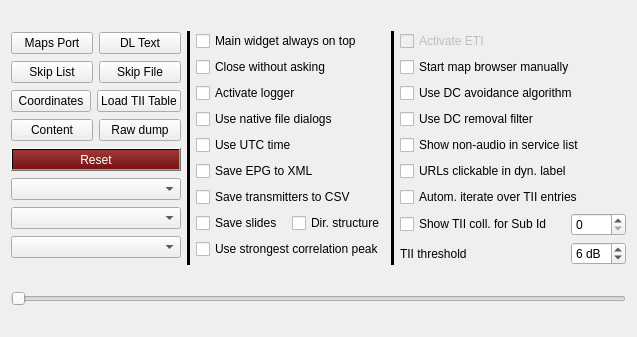
This is src/configuration/configuration.ui in tomneda/DABstar as Qt 5 draws it before an edit. The edited form follows.
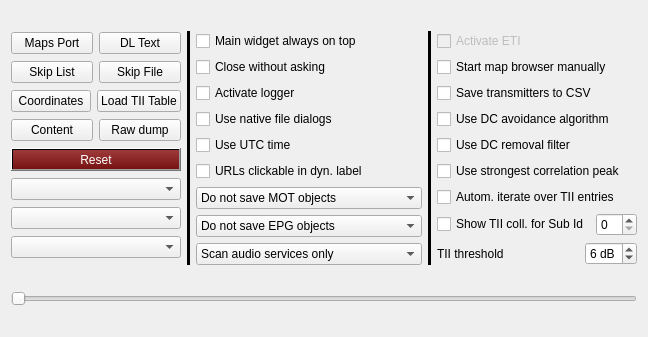
This is the edited form.

Commit message:
Refactor configuration and service management
- Replaced checkboxes with combo boxes for object saving options (`cmbMotObjectSaving`, `cmbEpgObjectSaving`, `cmbScanServiceListFilter`).
- Simplified scan service filtering logic to utilize filter indexes.
- Removed `cbSaveSlides` and `cbSaveSlidesDirStruct` in favor of unified `cmbMotObjectSaving` setting.
- Updated function signatures and logic to match the new settings structure.

Patch:
```diff
--- a/src/configuration/configuration.ui
+++ b/src/configuration/configuration.ui
@@ -230,66 +230,65 @@
         </widget>
        </item>
        <item>
-        <widget class="QCheckBox" name="cbGenXmlFromEpg">
+        <widget class="QCheckBox" name="cbUrlClickable">
          <property name="toolTip">
           <string>&lt;html&gt;&lt;head/&gt;&lt;body&gt;&lt;p&gt;The EPG detector has two components, one collecting data to present as &amp;quot;time table&amp;quot; for today, the other one - using a library written by Julian Cable from the BBC - to generate textual xml.&lt;/p&gt;&lt;p&gt;If selected, the xml will be generated. Note however that we encountered at least one example where the library generating the textual xml causes a crash.&lt;/p&gt;&lt;/body&gt;&lt;/html&gt;</string>
          </property>
          <property name="text">
-          <string>Save EPG to XML</string>
+          <string>URLs clickable in dyn. label</string>
          </property>
         </widget>
        </item>
        <item>
-        <widget class="QCheckBox" name="cbSaveTransToCsv">
-         <property name="toolTip">
-          <string>&lt;html&gt;&lt;head/&gt;&lt;body&gt;&lt;p&gt;When this is set, the transmitter descriptions visible on the map are also stored in a &amp;quot;.csv&amp;quot; file.&lt;/p&gt;&lt;p&gt;On starting the httpHandler, a file selection menu will appear.&lt;/p&gt;&lt;/body&gt;&lt;/html&gt;</string>
-         </property>
+        <widget class="QComboBox" name="cmbMotObjectSaving">
+         <item>
          <property name="text">
-          <string>Save transmitters to CSV</string>
-         </property>
-        </widget>
+           <string>Do not save MOT objects</string>
+          </property>
        </item>
        <item>
-        <layout class="QHBoxLayout" name="horizontalLayout_6" stretch="0,0">
-         <property name="sizeConstraint">
-          <enum>QLayout::SizeConstraint::SetDefaultConstraint</enum>
-         </property>
+          <property name="text">
+           <string>Save MOT objects in a single folder</string>
+          </property>
+         </item>
          <item>
-          <widget class="QCheckBox" name="cbSaveSlides">
-           <property name="toolTip">
-            <string>&lt;html&gt;&lt;head/&gt;&lt;body&gt;&lt;p&gt;If set then slides (images) are being saved to&lt;span style=&quot; font-weight:600;&quot;&gt; $(HOME)/DABstar/PIC/&lt;/span&gt;.&lt;/p&gt;&lt;/body&gt;&lt;/html&gt;</string>
-           </property>
            <property name="text">
-            <string>Save slides</string>
-           </property>
-           <property name="tristate">
-            <bool>false</bool>
-           </property>
+           <string>Save MOT objects in a directory tree</string>
+          </property>
+         </item>
           </widget>
          </item>
          <item>
-          <widget class="QCheckBox" name="cbSaveSlidesDirStruct">
-           <property name="toolTip">
-            <string>&lt;html&gt;&lt;head/&gt;&lt;body&gt;&lt;p&gt;If set then the slides (images) are stored in a directory structured manner.&lt;/p&gt;&lt;/body&gt;&lt;/html&gt;</string>
-           </property>
+        <widget class="QComboBox" name="cmbEpgObjectSaving">
+         <item>
+          <property name="text">
+           <string>Do not save EPG objects</string>
+          </property>
+         </item>
+         <item>
            <property name="text">
-            <string>Dir. structure</string>
-           </property>
-           <property name="tristate">
-            <bool>false</bool>
-           </property>
-          </widget>
-         </item>
-        </layout>
+           <string>Save EPG objects as XML file</string>
+          </property>
+         </item>
+        </widget>
+       </item>
+       <item>
+        <widget class="QComboBox" name="cmbScanServiceListFilter">
+         <item>
+          <property name="text">
+           <string>Scan audio services only</string>
+          </property>
        </item>
        <item>
-        <widget class="QCheckBox" name="cbUseStrongestPeak">
-         <property name="toolTip">
-          <string>&lt;html&gt;&lt;head/&gt;&lt;body&gt;&lt;p&gt;If set, the correlation module will report the strongest peak in the correlation, rather than the first (above a certain minimum).&lt;/p&gt;&lt;/body&gt;&lt;/html&gt;</string>
-         </property>
+          <property name="text">
+           <string>Scan non-audio services only</string>
+          </property>
+         </item>
+         <item>
          <property name="text">
-          <string>Use strongest correlation peak</string>
-         </property>
+           <string>Scan all services</string>
+          </property>
+         </item>
         </widget>
        </item>
       </layout>
@@ -329,6 +328,16 @@
          </property>
         </widget>
        </item>
+       <item>
+        <widget class="QCheckBox" name="cbSaveTransToCsv">
+         <property name="toolTip">
+          <string>&lt;html&gt;&lt;head/&gt;&lt;body&gt;&lt;p&gt;When this is set, the transmitter descriptions visible on the map are also stored in a &amp;quot;.csv&amp;quot; file.&lt;/p&gt;&lt;p&gt;On starting the httpHandler, a file selection menu will appear.&lt;/p&gt;&lt;/body&gt;&lt;/html&gt;</string>
+         </property>
+         <property name="text">
+          <string>Save transmitters to CSV</string>
+         </property>
+        </widget>
+       </item>
        <item>
         <widget class="QCheckBox" name="cbUseDcAvoidance">
          <property name="toolTip">
@@ -350,22 +359,12 @@
         </widget>
        </item>
        <item>
-        <widget class="QCheckBox" name="cbShowNonAudioInServiceList">
+        <widget class="QCheckBox" name="cbUseStrongestPeak">
          <property name="toolTip">
           <string>&lt;html&gt;&lt;head/&gt;&lt;body&gt;&lt;p&gt;&lt;span style=&quot; font-weight:700;&quot;&gt;Show non-audio entries in service list&lt;/span&gt;&lt;/p&gt;&lt;p&gt;If selected also non-audio services will be shown in the service list, like EPG/SPI data services.&lt;/p&gt;&lt;p&gt;Needs a new scan or channel-reselection in the service list to be shown or hidden.&lt;/p&gt;&lt;/body&gt;&lt;/html&gt;</string>
          </property>
          <property name="text">
-          <string>Show non-audio in service list</string>
-         </property>
-        </widget>
-       </item>
-       <item>
-        <widget class="QCheckBox" name="cbUrlClickable">
-         <property name="toolTip">
-          <string>&lt;html&gt;&lt;head/&gt;&lt;body&gt;&lt;p&gt;&lt;span style=&quot; font-weight:700;&quot;&gt;URLs are clickable in dynamic label text&lt;/span&gt;&lt;/p&gt;&lt;p&gt;The dynamic label text is scanned for URLs and email addresses and the links are (tried to) converted into clickable links. So the web browser or email program should be opened automatically by clicking on them.&lt;/p&gt;&lt;/body&gt;&lt;/html&gt;</string>
-         </property>
-         <property name="text">
-          <string>URLs clickable in dyn. label</string>
+          <string>Use strongest correlation peak</string>
          </property>
         </widget>
        </item>
```
Left out of the diff: 4 changed lines with no effect on the pictures. Lines whose indentation alone changed are shown as unchanged. The commit also changes 4 other files.
